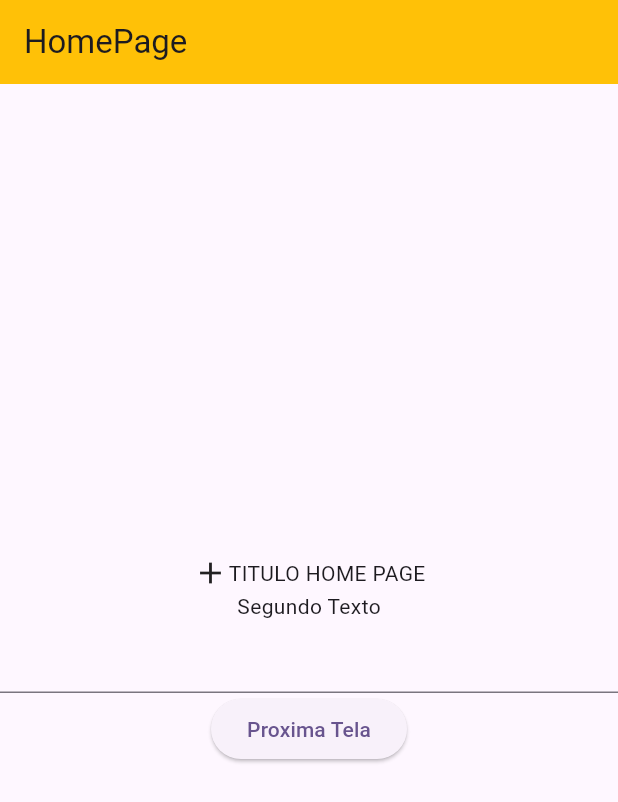
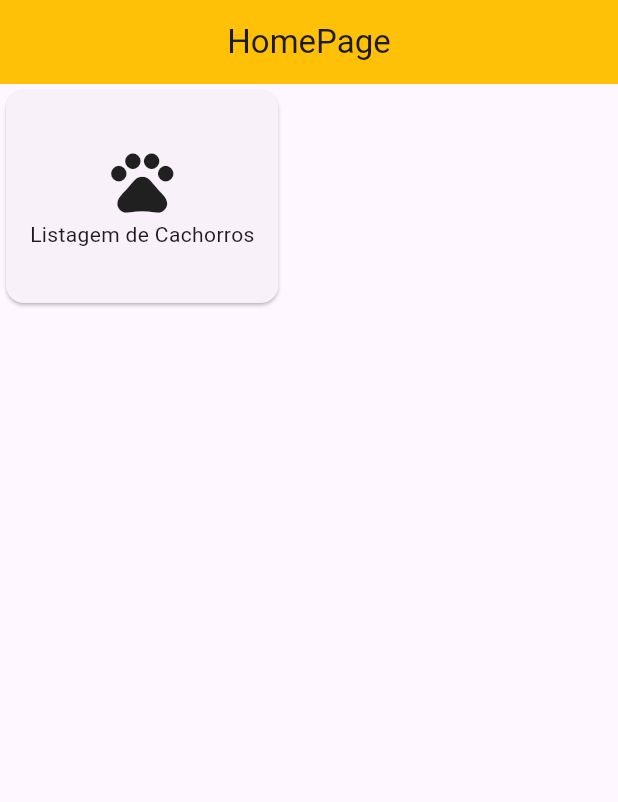
Before and after one commit to suarestalles/pw3_2023_talles, a Flutter app: the screen it shows after launch, on a phone screen of 412 x 824 dp. Shown: the top 802 px of the screen. Run offline on Flutter 3.47's test engine with Material 2 defaults, Android fonts, the light colour scheme and no system bars.

Commit message:
Implementando tela de listagem

```diff
--- a/lib/main.dart
+++ b/lib/main.dart
@@ -1,9 +1,14 @@
-import 'package:aprendendo_flutter/modules/home/home_page.dart';
-import 'package:aprendendo_flutter/modules/home/second_page.dart';
+import 'dart:developer';
+
+import 'package:aprendendo_flutter/modules/cachorro/models/cachorro_model.dart';
+import 'package:aprendendo_flutter/modules/cachorro/pages/cachorro_list_page.dart';
+import 'package:aprendendo_flutter/modules/home/pages/home_page.dart';
+import 'package:aprendendo_flutter/modules/home/pages/second_page.dart';
 import 'package:aprendendo_flutter/utils/app_routes.dart';
 import 'package:flutter/material.dart';
 
 void main() {
+
   runApp(const MyApp());
 }
 
@@ -14,14 +19,16 @@ class MyApp extends StatelessWidget {
   Widget build(BuildContext context) {
     return MaterialApp(
       title: 'Flutter Demo',
+      debugShowCheckedModeBanner: false,
       theme: ThemeData(
         colorScheme: ColorScheme.fromSeed(seedColor: Colors.deepPurple),
         useMaterial3: true,
       ),
-      home: const HomePage(),
+      home:  HomePage(),
       routes: {
         AppRoutes.HOME: (context) => HomePage(),
         AppRoutes.SEGUNDA_PAGINA: (context) => SecondPage(),
+        AppRoutes.CACHORRO_LIST_PAGE: (context) => CachorroListPage(),
       },
     );
   }
--- a/lib/modules/home/home_page.dart
+++ /dev/null
@@ -1,49 +0,0 @@
-import 'dart:developer';
-
-import 'package:aprendendo_flutter/utils/app_routes.dart';
-import 'package:brasil_fields/brasil_fields.dart';
-import 'package:flutter/material.dart';
-import 'package:flutter/services.dart';
-
-class HomePage extends StatelessWidget {
-  const HomePage({super.key});
-
-  @override
-  Widget build(BuildContext context) {
-    return Scaffold(
-      appBar: AppBar(
-        backgroundColor: Colors.amber,
-        title: const Text('HomePage'),
-      ),
-      body: Column(
-        mainAxisAlignment: MainAxisAlignment.center,
-        children: [
-          const Row(
-            mainAxisAlignment: MainAxisAlignment.center,
-            children: [
-              Icon(Icons.add),
-              Text(
-                'TITULO HOME PAGE',
-                textAlign: TextAlign.center,
-              ),
-            ],
-          ),
-          const Text('Segundo Texto'),
-          TextField(
-            onChanged: (value) => log(value),
-            onSubmitted: (value) => log('Enviado => $value'),
-            inputFormatters: [
-              FilteringTextInputFormatter.digitsOnly,
-              CentavosInputFormatter(),
-            ],
-          ),
-          ElevatedButton(
-            onPressed: () =>
-                Navigator.of(context).pushNamed(AppRoutes.SEGUNDA_PAGINA),
-            child: const Text('Proxima Tela'),
-          ),
-        ],
-      ),
-    );
-  }
-}
--- /dev/null
+++ b/lib/modules/home/pages/home_page.dart
@@ -0,0 +1,43 @@
+import 'package:aprendendo_flutter/utils/app_routes.dart';
+import 'package:flutter/material.dart';
+
+class HomePage extends StatelessWidget {
+  const HomePage({super.key});
+
+  @override
+  Widget build(BuildContext context) {
+    return Scaffold(
+      appBar: AppBar(
+        centerTitle: true,
+        backgroundColor: Colors.amber,
+        title: const Text('HomePage'),
+      ),
+      body: Column(
+        children: [
+          SizedBox(
+            height: 150,
+            child: InkWell(
+              onTap: () =>
+                  Navigator.of(context).pushNamed(AppRoutes.CACHORRO_LIST_PAGE),
+              child: const Card(
+                child: Padding(
+                  padding: EdgeInsets.all(16),
+                  child: Column(
+                    mainAxisAlignment: MainAxisAlignment.center,
+                    children: [
+                      Icon(
+                        Icons.pets,
+                        size: 50,
+                      ),
+                      Text('Listagem de Cachorros'),
+                    ],
+                  ),
+                ),
+              ),
+            ),
+          ),
+        ],
+      ),
+    );
+  }
+}
--- a/lib/modules/home/second_page.dart
+++ b/lib/modules/home/pages/second_page.dart
@@ -7,6 +7,7 @@ class SecondPage extends StatelessWidget {
   Widget build(BuildContext context) {
     return Scaffold(
       appBar: AppBar(
+        centerTitle: true,
         backgroundColor: Colors.amber,
         title: const Text('SecondPage'),
       ),
--- a/lib/utils/app_routes.dart
+++ b/lib/utils/app_routes.dart
@@ -1,4 +1,5 @@
 class AppRoutes {
   static const HOME = '/home';
   static const SEGUNDA_PAGINA = '/page2';
+  static const CACHORRO_LIST_PAGE = '/cachorro_list_page';
 }
```
Also changed, not shown: lib/modules/cachorro/models/cachorro_model.dart (added, +19 -0 lines), lib/modules/cachorro/pages/cachorro_list_page.dart (added, +98 -0 lines).
